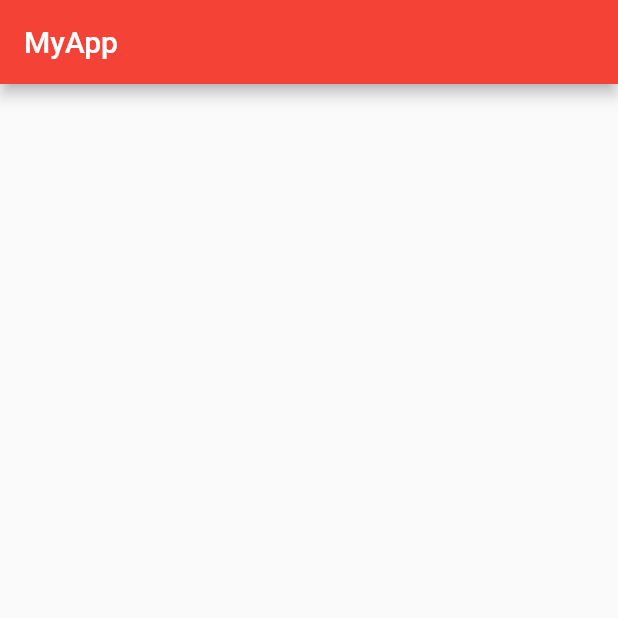
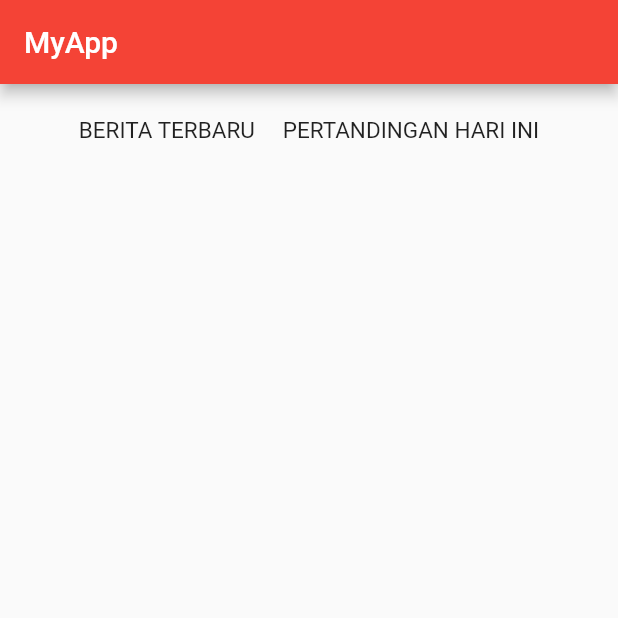
Before and after one commit to polinema-mobile/praktikum-02-layout-web-bola-intanvionasari, a Flutter app: the screen it shows after launch, on a phone screen of 412 x 824 dp, the top half of it. Run offline on Flutter 3.47's test engine with Material 2 defaults, Android fonts, the phone set to English and light mode, and no system bars.

Commit message:
menambah text

```diff
--- a/lib/main.dart
+++ b/lib/main.dart
@@ -15,6 +15,13 @@ class MyApp extends StatelessWidget {
           title: Text("MyApp"),
           backgroundColor: Colors.red
         ),
+        body : Container(
+          alignment:Alignment.topCenter,
+          child : Text(
+          'BERITA TERBARU     PERTANDINGAN HARI INI',
+          style: TextStyle(fontSize: 15, height :3.0),
+          )
+        )
       ),
     );
   }
```
